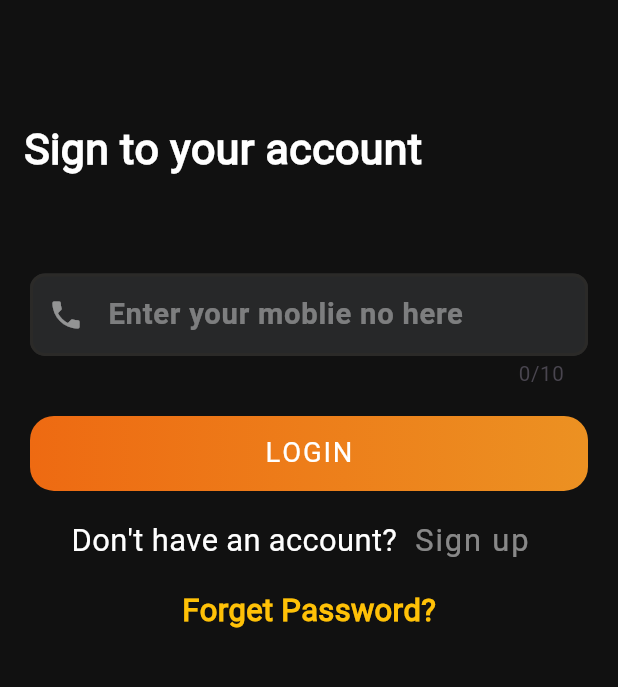
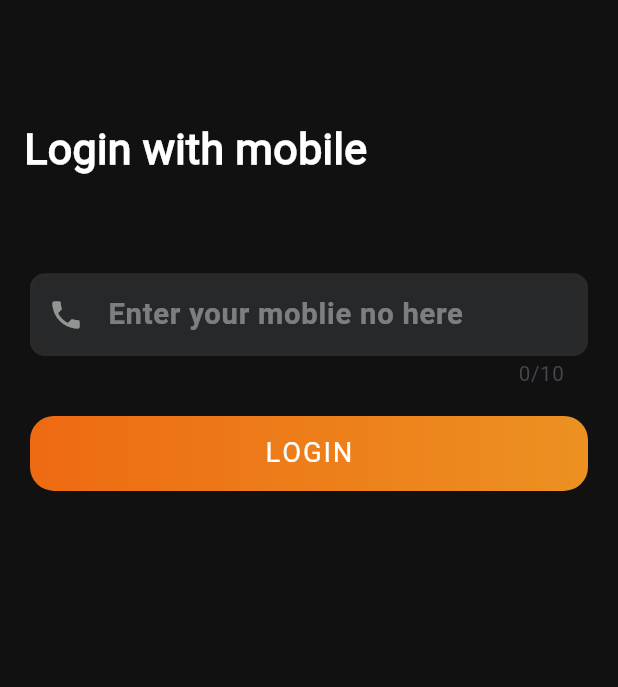
Before and after one commit to shri-rang/streamapp, a Flutter app: the screen it shows after launch, on a phone screen of 412 x 824 dp, the part 378-1065 px from its top. Run offline on Flutter 3.47's test engine with Material 3 defaults, Android fonts, the phone set to English and light mode, and no system bars; our stand-ins replace animated_notch_bottom_bar, animated_splash_screen, another_flutter_splash_screen, bloc, card_swiper, carousel_slider and 32 more; missing offline and left inert: flutter_downloader, flutter_pagewise, flutter_paypal, flutter_share, onesignal_flutter, razorpay_flutter; accounts and stored records are empty; network calls fail; statements that could not run were skipped.

Commit message:
new features and bugs fixes

```diff
--- a/lib/screen/auth/signIn_screen.dart
+++ b/lib/screen/auth/signIn_screen.dart
@@ -124,7 +124,7 @@ class _LoginPageState extends State<LoginPage>
                                 padding:
                                     const EdgeInsets.symmetric(horizontal: 16),
                                 child: Text(
-                                  "Sign to your account",
+                                  "Login with mobile",
                                   style: TextStyle(
                                       fontFamily: 'Sans Serif',
                                       color: Colors.white,
@@ -319,43 +319,43 @@ class _LoginPageState extends State<LoginPage>
                               //   ),
                               // ),
                               HelpMe().space(10),
-                              Row(
-                                mainAxisAlignment: MainAxisAlignment.center,
-                                children: [
-                                  Text("Don't have an account?",
-                                      style: TextStyle(
-                                          fontFamily: 'Sans Serif',
-                                          fontWeight: FontWeight.w500,
-                                          fontSize: 18.sp,
-                                          color: Colors.white)
-                                      // style: GoogleFonts.nunito(
-                                      //     color: Colors.grey,
-                                      //     fontSize: 18,
-                                      //     fontWeight: FontWeight.w500),
-                                      ),
-                                  TextButton(
-                                    onPressed: () {
-                                      Navigator.pushNamed(
-                                          context, SignUpScreen.route);
+                              // Row(
+                              //   mainAxisAlignment: MainAxisAlignment.center,
+                              //   children: [
+                              //     Text("Don't have an account?",
+                              //         style: TextStyle(
+                              //             fontFamily: 'Sans Serif',
+                              //             fontWeight: FontWeight.w500,
+                              //             fontSize: 18.sp,
+                              //             color: Colors.white)
+                              //         // style: GoogleFonts.nunito(
+                              //         //     color: Colors.grey,
+                              //         //     fontSize: 18,
+                              //         //     fontWeight: FontWeight.w500),
+                              //         ),
+                              //     TextButton(
+                              //       onPressed: () {
+                              //         Navigator.pushNamed(
+                              //             context, SignUpScreen.route);
 
-                                      // Get.to(LoginInput(type: "Sign Up"));
-                                    },
-                                    child: Text("Sign up",
-                                        style: TextStyle(
-                                            fontFamily: 'Sans Serif',
-                                            fontWeight: FontWeight.w500,
-                                            fontSize: 18.sp,
-                                            color:
-                                                Colors.white.withOpacity(0.5))
-                                        // style: GoogleFonts.nunito(
-                                        //     color: Colors.white,
-                                        //     decoration: TextDecoration.underline,
-                                        //     fontSize: 18,
-                                        //     fontWeight: FontWeight.w700),
-                                        ),
-                                  )
-                                ],
-                              ),
+                              //         // Get.to(LoginInput(type: "Sign Up"));
+                              //       },
+                              //       child: Text("Sign up",
+                              //           style: TextStyle(
+                              //               fontFamily: 'Sans Serif',
+                              //               fontWeight: FontWeight.w500,
+                              //               fontSize: 18.sp,
+                              //               color:
+                              //                   Colors.white.withOpacity(0.5))
+                              //           // style: GoogleFonts.nunito(
+                              //           //     color: Colors.white,
+                              //           //     decoration: TextDecoration.underline,
+                              //           //     fontSize: 18,
+                              //           //     fontWeight: FontWeight.w700),
+                              //           ),
+                              //     )
+                              //   ],
+                              // ),
                               // Row(
                               //   mainAxisAlignment: MainAxisAlignment.center,
                               //   children: [
@@ -377,21 +377,21 @@ class _LoginPageState extends State<LoginPage>
                               SizedBox(
                                 height: 8.0,
                               ),
-                              InkWell(
-                                  onTap: () {
-                                    Navigator.pushNamed(
-                                        context, ResetPassword.route);
-                                  },
-                                  child: Center(
-                                    child: Text(
-                                      AppContent.forgetPassword,
-                                      style: TextStyle(
-                                          fontFamily: 'Sans Serif',
-                                          color: Colors.amber,
-                                          fontSize: 18.sp,
-                                          fontWeight: FontWeight.bold),
-                                    ),
-                                  ))
+                              // InkWell(
+                              //     onTap: () {
+                              //       Navigator.pushNamed(
+                              //           context, ResetPassword.route);
+                              //     },
+                              //     child: Center(
+                              //       child: Text(
+                              //         AppContent.forgetPassword,
+                              //         style: TextStyle(
+                              //             fontFamily: 'Sans Serif',
+                              //             color: Colors.amber,
+                              //             fontSize: 18.sp,
+                              //             fontWeight: FontWeight.bold),
+                              //       ),
+                              //     ))
                             ],
                           ),
                         ],
```
Also changed, not shown: lib/screen/auth/otp_screen.dart (+14 -14 lines), lib/screen/home_screen.dart (+21 -4 lines), lib/screen/landing_screen.dart (+11 -10 lines), lib/screen/notification/notification.dart (added, +30 -0 lines), lib/widgets/home_screen/movie_item.dart (+20 -5 lines), lib/widgets/home_screen/slider.dart (+36 -11 lines), lib/widgets/home_screen/movies_item2.dart (added).
